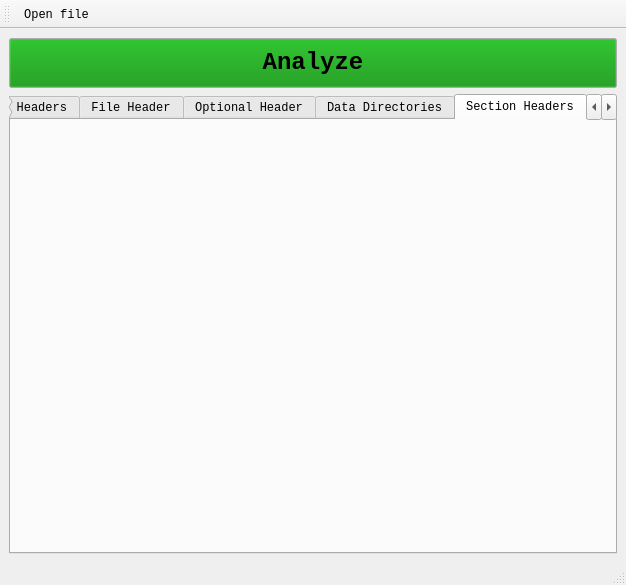
First picture: the form in mainwindow.ui, repository mgonzales00/Inspector, before the edit.
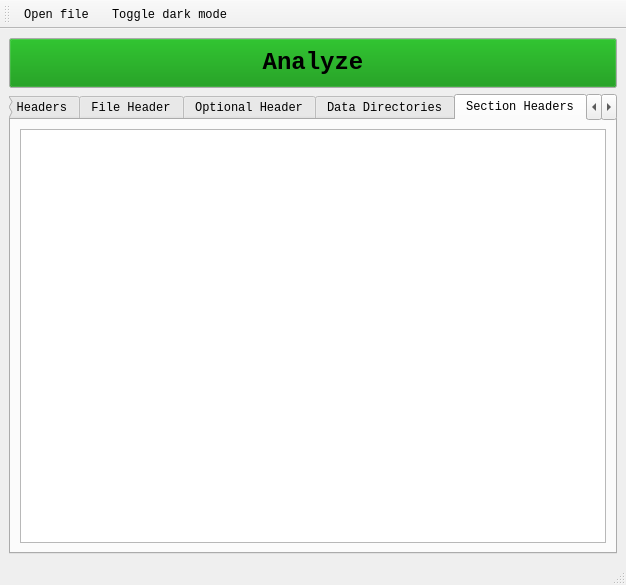
Second picture: the form after the edit. The open tabs and pages were chosen to show the change. Icons and pictures are not drawn.

Commit message: Added imports section

```diff
--- a/mainwindow.ui
+++ b/mainwindow.ui
@@ -636,6 +636,11 @@
        <attribute name="title">
         <string>Section Headers</string>
        </attribute>
+       <layout class="QGridLayout" name="gridLayout_8">
+        <item row="0" column="0">
+         <widget class="QListWidget" name="sectionHeaderListWidget"/>
+        </item>
+       </layout>
       </widget>
       <widget class="QWidget" name="dllImportTab">
        <attribute name="title">
@@ -658,6 +663,7 @@
     <bool>false</bool>
    </attribute>
    <addaction name="actionOpenFile"/>
+   <addaction name="actionToggleDarkMode"/>
   </widget>
   <action name="actionOpenFile">
    <property name="icon">
@@ -670,6 +676,20 @@
     <enum>QAction::MenuRole::NoRole</enum>
    </property>
   </action>
+  <action name="actionToggleDarkMode">
+   <property name="icon">
+    <iconset theme="QIcon::ThemeIcon::WeatherClear"/>
+   </property>
+   <property name="text">
+    <string>Toggle dark mode</string>
+   </property>
+   <property name="toolTip">
+    <string>Toggle dark/light mode</string>
+   </property>
+   <property name="menuRole">
+    <enum>QAction::MenuRole::NoRole</enum>
+   </property>
+  </action>
  </widget>
  <resources/>
  <connections/>
```
Left out of the diff: 15 changed lines with no effect on the pictures. The commit also changes 1549 other files.
